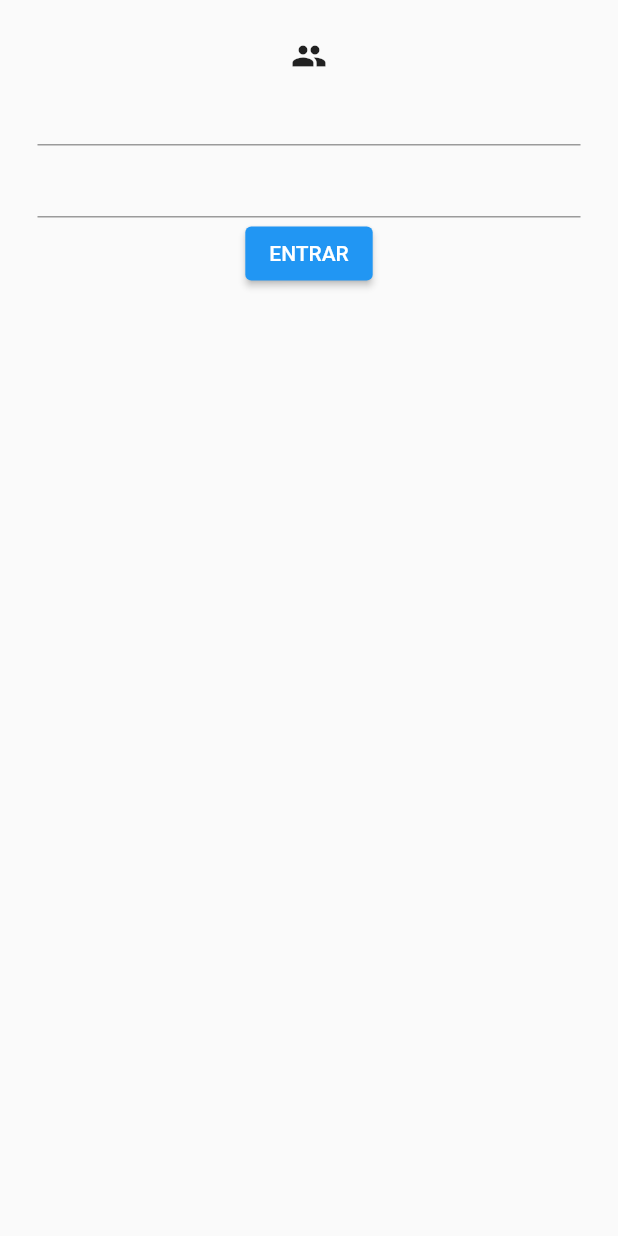
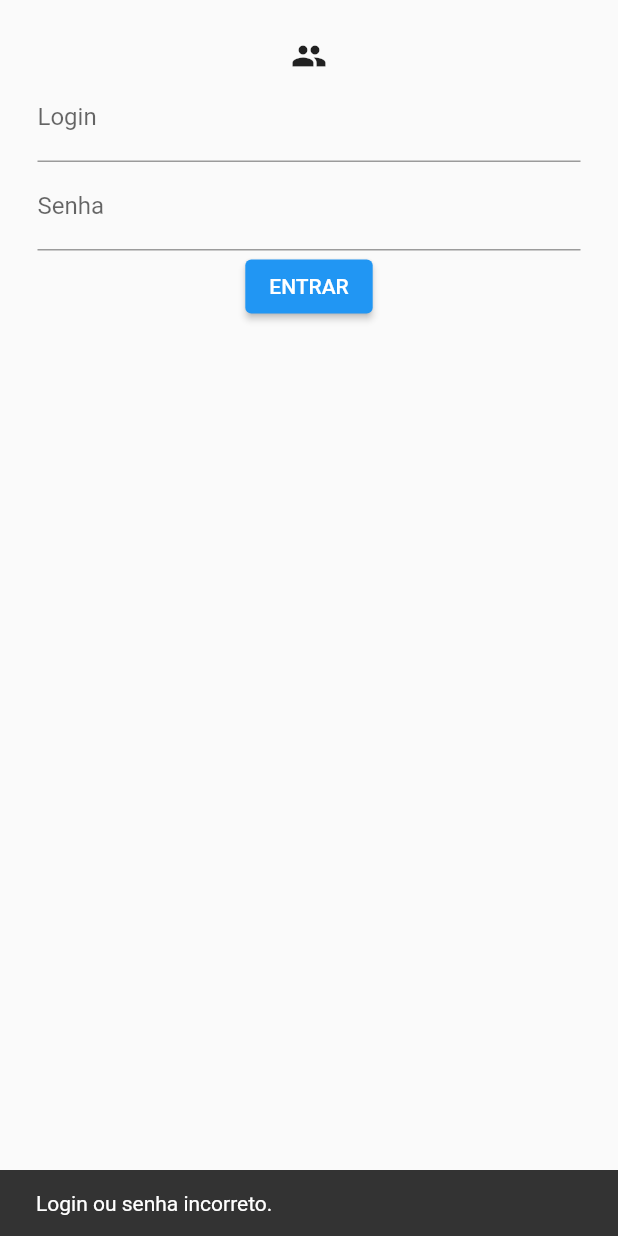
Before and after one commit to bispoalef/Login_SharedPreferences, a Flutter app: the screen it shows after launch, after a tap on "ENTRAR", on a phone screen of 412 x 824 dp. Run offline on Flutter 3.47's test engine with Material 2 defaults, Android fonts, the phone set to English and light mode, and no system bars.

Commit message:
realizando login

```diff
--- a/lib/main.dart
+++ b/lib/main.dart
@@ -19,7 +19,7 @@ class MyApp extends StatelessWidget {
       initialRoute: Routes.SPLASH,
       routes: {
         Routes.SPLASH: (_) => const SplashPage(),
-        Routes.LOGIN: (_) => const LoginPage(),
+        Routes.LOGIN: (_) =>  LoginPage(),
         Routes.HOME: (_) => const HomePage(),
       },
     );
--- a/lib/pages/login_page.dart
+++ b/lib/pages/login_page.dart
@@ -1,7 +1,11 @@
 import 'package:flutter/material.dart';
+import 'package:login_shared_prefs/controllers/login_controller.dart';
+import 'package:login_shared_prefs/routes/routes.dart';
 
 class LoginPage extends StatelessWidget {
-  const LoginPage({Key? key}) : super(key: key);
+  LoginPage({Key? key}) : super(key: key);
+
+  final LoginController _controller = LoginController();
 
   @override
   Widget build(BuildContext context) {
@@ -11,10 +15,28 @@ class LoginPage extends StatelessWidget {
         child: Column(
           children: [
             const Icon(Icons.people),
-            const TextField(),
-            const TextField(),
+            TextField(
+              onChanged: _controller.setLogin,
+              decoration: const InputDecoration(label: Text('Login')),
+            ),
+            TextField(
+              onChanged: _controller.setSenha,
+              obscureText: true,
+              decoration: const InputDecoration(label: Text('Senha')),
+            ),
             ElevatedButton(
-              onPressed: () {},
+              onPressed: () {
+                _controller.auth().then(
+                  (value) {
+                    if (value == true) {
+                      Navigator.of(context).pushReplacementNamed(Routes.HOME);
+                    } else {
+                      ScaffoldMessenger.of(context).showSnackBar(const SnackBar(
+                          content: Text('Login ou senha incorreto.')));
+                    }
+                  },
+                );
+              },
               child: const Text('ENTRAR'),
             )
           ],
```
